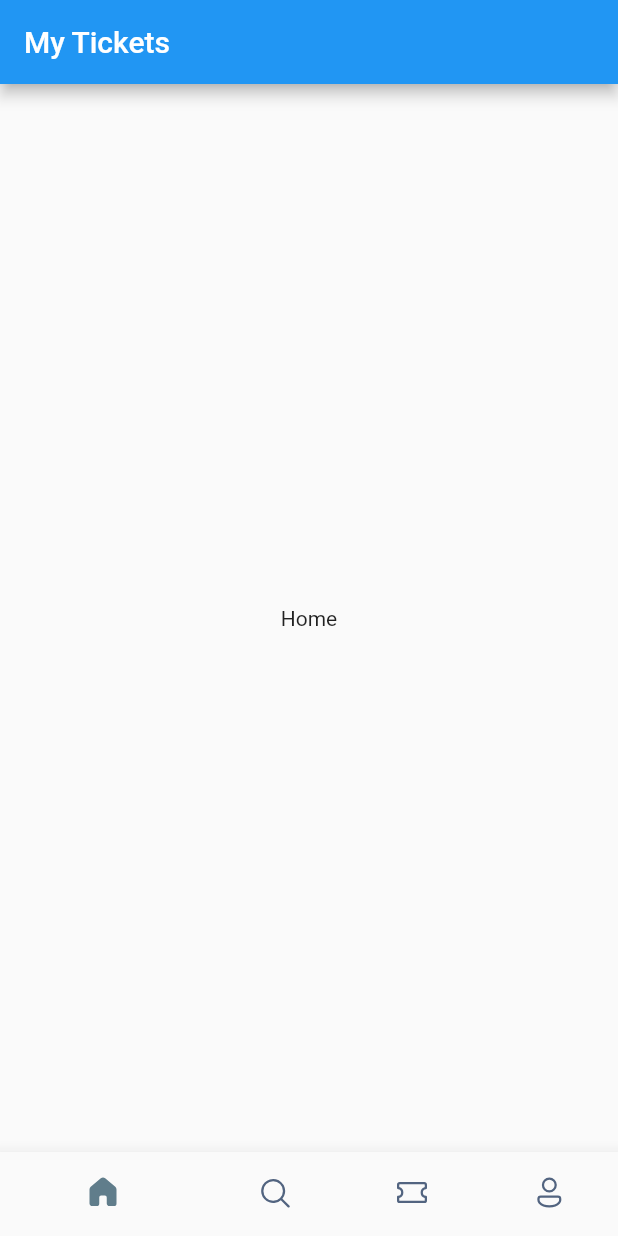
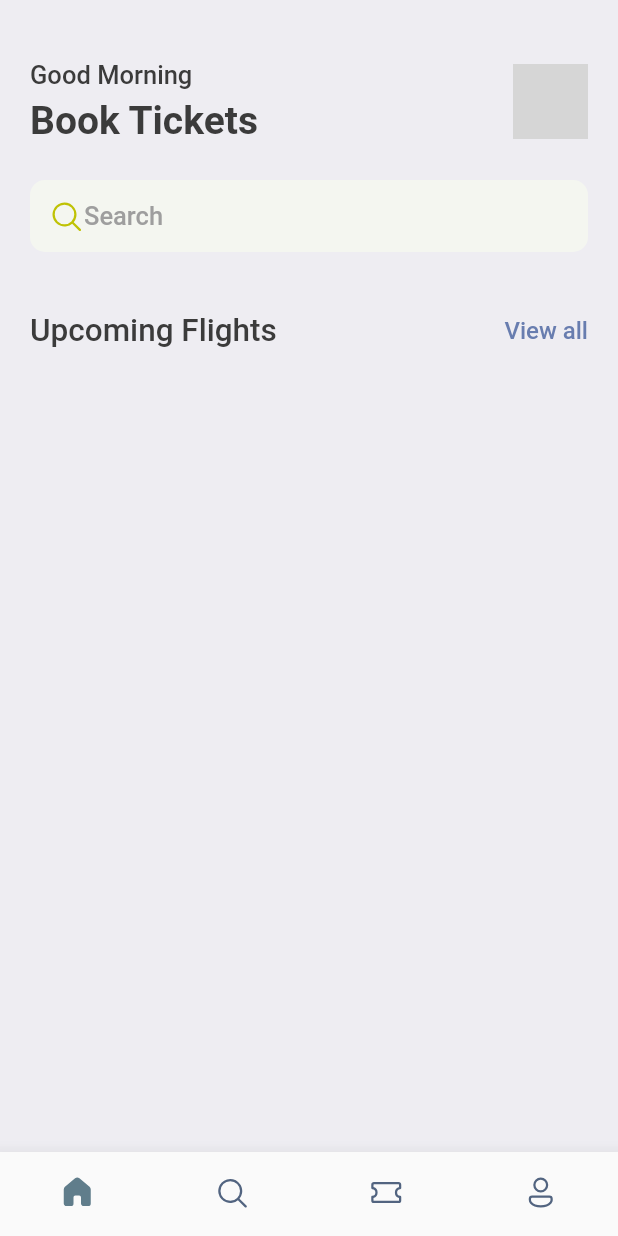
Before and after one commit to erwinqxy/book-tickets, a Flutter app: the screen it shows after launch, on a phone screen of 412 x 824 dp. Run offline on Flutter 3.47's test engine with Material 2 defaults, Android fonts, the phone set to English and light mode, and no system bars; our stand-ins replace fluentui_icons, gap; grey boxes are pictures that could not be loaded.

Commit message:
Add a search bar

```diff
--- a/lib/main.dart
+++ b/lib/main.dart
@@ -1,4 +1,5 @@
 import 'package:booktickets/screens/bottom_bar.dart';
+import 'package:booktickets/utils/app_styles.dart';
 import 'package:flutter/material.dart';
 
 void main() {
@@ -12,10 +13,11 @@ class MyApp extends StatelessWidget {
   @override
   Widget build(BuildContext context) {
     return MaterialApp(
+      debugShowCheckedModeBanner: false,
       title: 'Flutter Demo',
       theme: ThemeData(
 
-        primarySwatch: Colors.blue,
+        primaryColor: primary,
       ),
       home: const BottomBar(),
     );
--- a/lib/screens/bottom_bar.dart
+++ b/lib/screens/bottom_bar.dart
@@ -1,3 +1,4 @@
+import 'package:booktickets/screens/home_screen.dart';
 import 'package:fluentui_icons/fluentui_icons.dart';
 import 'package:flutter/material.dart';
 
@@ -11,7 +12,7 @@ class BottomBar extends StatefulWidget {
 class _BottomBarState extends State<BottomBar> {
   int _selectedIndex = 0;
   static final List<Widget> _widgetOptions =<Widget>[
-    const Text("Home"),
+    HomeScreen(),
     const Text("Search"),
     const Text("Tickets"),
     const Text("Profile")
@@ -26,9 +27,6 @@ class _BottomBarState extends State<BottomBar> {
   @override
   Widget build(BuildContext context) {
     return Scaffold(                //gives a skeleton
-      appBar: AppBar(
-        title: const Text("My Tickets"),
-      ),
       body: Center(
         child: _widgetOptions[_selectedIndex],
       ),
@@ -39,6 +37,7 @@ class _BottomBarState extends State<BottomBar> {
         showSelectedLabels: false,
         showUnselectedLabels: false,
         selectedItemColor: Colors.blueGrey,
+        type: BottomNavigationBarType.fixed,
         unselectedItemColor: const Color(0xFF526480),
         items: const [
           BottomNavigationBarItem(icon: Icon(FluentSystemIcons.ic_fluent_home_regular),
--- /dev/null
+++ b/lib/screens/home_screen.dart
@@ -0,0 +1,80 @@
+import 'package:fluentui_icons/fluentui_icons.dart';
+import 'package:flutter/material.dart';
+import 'package:booktickets/utils/app_styles.dart';
+import 'package:gap/gap.dart';
+
+class HomeScreen extends StatelessWidget {
+  const HomeScreen({Key? key}) : super(key: key);
+
+  @override
+  Widget build(BuildContext context) {
+    return Scaffold(
+        backgroundColor: Styles.bgColor,
+        body: ListView(children: [
+          Container(
+              padding: const EdgeInsets.symmetric(horizontal: 20),
+              child: Column(
+                children: [
+                  const Gap(40),
+                  Row(
+                    mainAxisAlignment: MainAxisAlignment.spaceBetween,
+                    children: [
+                      Column(
+                        crossAxisAlignment: CrossAxisAlignment.start,
+                        children: [
+                          Text(
+                            "Good Morning",
+                            style: Styles.headLineStyle3,
+                          ),
+                          const Gap(5),
+                          Text(
+                            "Book Tickets",
+                            style: Styles.headLineStyle1,
+                          ),
+                        ],
+                      ),
+                      Container(
+                        height: 50,
+                        width: 50,
+                        decoration: BoxDecoration(
+                            borderRadius: BorderRadius.circular(10),
+                            image: const DecorationImage(
+                                fit: BoxFit.cover,
+                                image: AssetImage("assets/images/erwin.png"))),
+                      )
+                    ],
+                  ),
+                  const Gap(25),
+                  Container(
+                    padding: const EdgeInsets.symmetric(horizontal: 12, vertical: 12),
+                    decoration: BoxDecoration(
+                      borderRadius: BorderRadius.circular(10),
+                      color: const Color(0xFFF4F6F0)
+                    ),
+                    child: Row(
+                      children: [
+                        const Icon(FluentSystemIcons.ic_fluent_search_regular, color: Color(0xFFBFC205)),
+                        Text(
+                          "Search",
+                          style: Styles.headLineStyle4,
+                        )
+                      ],
+                    ),
+                  ),
+                  const Gap(40),
+                  Row(
+                    mainAxisAlignment: MainAxisAlignment.spaceBetween,
+                    children: [
+                      Text("Upcoming Flights", style: Styles.headLineStyle2,),
+                      InkWell(
+                        onTap: () {
+                          print("Tapped view all");
+                        },
+                          child: Text("View all", style: Styles.textStyle.copyWith(color: Styles.primaryColor)))
+                    ],
+                  )
+                ],
+              ))
+        ]));
+  }
+}
--- /dev/null
+++ b/lib/screens/ticket_view.dart
@@ -0,0 +1,14 @@
+import 'package:flutter/material.dart';
+
+class TicketView extends StatelessWidget {
+  const TicketView({Key? key}) : super(key: key);
+
+  @override
+  Widget build(BuildContext context) {
+    return SizedBox(
+      width: MediaQuery.of(context).size.width,
+      height: MediaQuery.of(context).size.height,
+
+    );
+  }
+}
--- /dev/null
+++ b/lib/utils/app_styles.dart
@@ -0,0 +1,16 @@
+import 'package:flutter/material.dart';
+
+Color primary = const Color(0xFF687daf);
+
+class Styles {
+  static Color primaryColor = primary;
+  static Color textColor = const Color(0xFF3b3b3b);
+  static Color bgColor = const Color(0xFFeeedf2);
+  static Color orangeColor = const Color(0xFF526799);
+  static TextStyle textStyle = TextStyle(fontSize: 16, color: textColor, fontWeight: FontWeight.w500);
+  static TextStyle headLineStyle1 = TextStyle(fontSize: 26, color: textColor, fontWeight: FontWeight.bold);
+  static TextStyle headLineStyle2 = TextStyle(fontSize: 21, color: textColor, fontWeight: FontWeight.w500);
+  static TextStyle headLineStyle3 = TextStyle(fontSize: 17, color: textColor, fontWeight: FontWeight.w500);
+  static TextStyle headLineStyle4 = TextStyle(fontSize: 17, color: Colors.grey.shade500, fontWeight: FontWeight.w500);
+
+}
--- a/pubspec.yaml
+++ b/pubspec.yaml
@@ -35,6 +35,7 @@ dependencies:
   # Use with the CupertinoIcons class for iOS style icons.
   cupertino_icons: ^1.0.2
   fluentui_icons: ^1.0.0
+  gap: ^2.0.0
 
 dev_dependencies:
   flutter_test:
@@ -59,8 +60,8 @@ flutter:
   uses-material-design: true
 
   # To add assets to your application, add an assets section, like this:
-  # assets:
-  #   - images/a_dot_burr.jpeg
+  assets:
+    - assets/images/
   #   - images/a_dot_ham.jpeg
 
   # An image asset can refer to one or more resolution-specific "variants", see
```
Also changed, not shown: assets/product/1.png (added), pubspec.lock, 2 other files.
